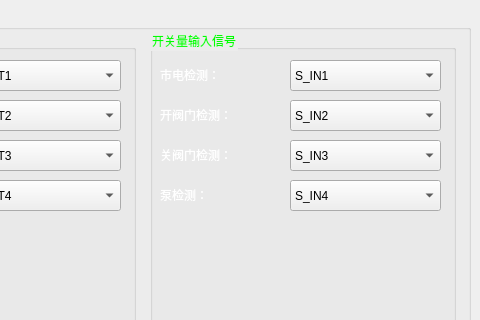
Old version of the form interface/src/ui/frmconfig.ui in the repository msq123sjl/zlkzq; both pictures show x 320 to 800 and y 0 to 320 of the 800 by 480 pixel window.
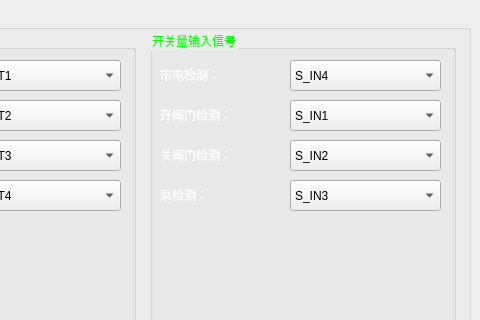
New version of the form. Icons and pictures are not drawn. Custom widgets are drawn as their Qt base class.

Diff of the .ui file:
```diff
--- a/interface/src/ui/frmconfig.ui
+++ b/interface/src/ui/frmconfig.ui
@@ -2632,6 +2632,9 @@
           <height>31</height>
          </rect>
         </property>
+        <property name="currentIndex">
+         <number>3</number>
+        </property>
         <item>
          <property name="text">
           <string>S_IN1</string>
@@ -2689,7 +2692,7 @@
          </rect>
         </property>
         <property name="currentIndex">
-         <number>1</number>
+         <number>0</number>
         </property>
         <item>
          <property name="text">
@@ -2748,7 +2751,7 @@
          </rect>
         </property>
         <property name="currentIndex">
-         <number>2</number>
+         <number>1</number>
         </property>
         <item>
          <property name="text">
@@ -2807,7 +2810,7 @@
          </rect>
         </property>
         <property name="currentIndex">
-         <number>3</number>
+         <number>2</number>
         </property>
         <item>
          <property name="text">
```
Left out of the diff: 20 changed lines with no effect on the pictures.
